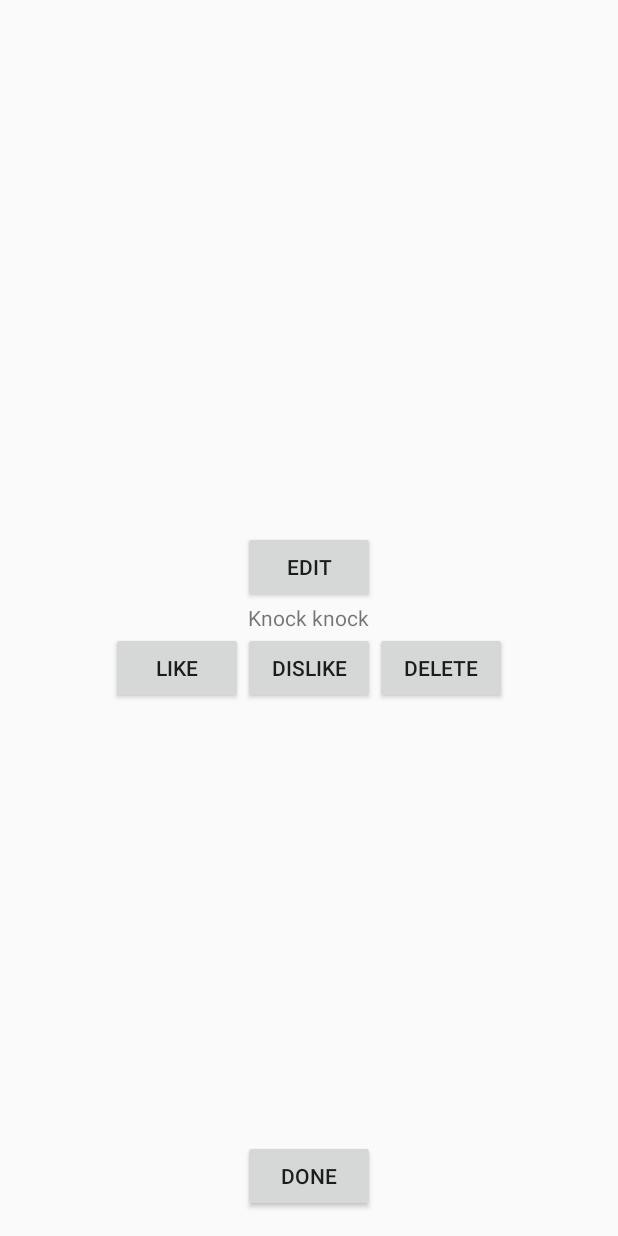
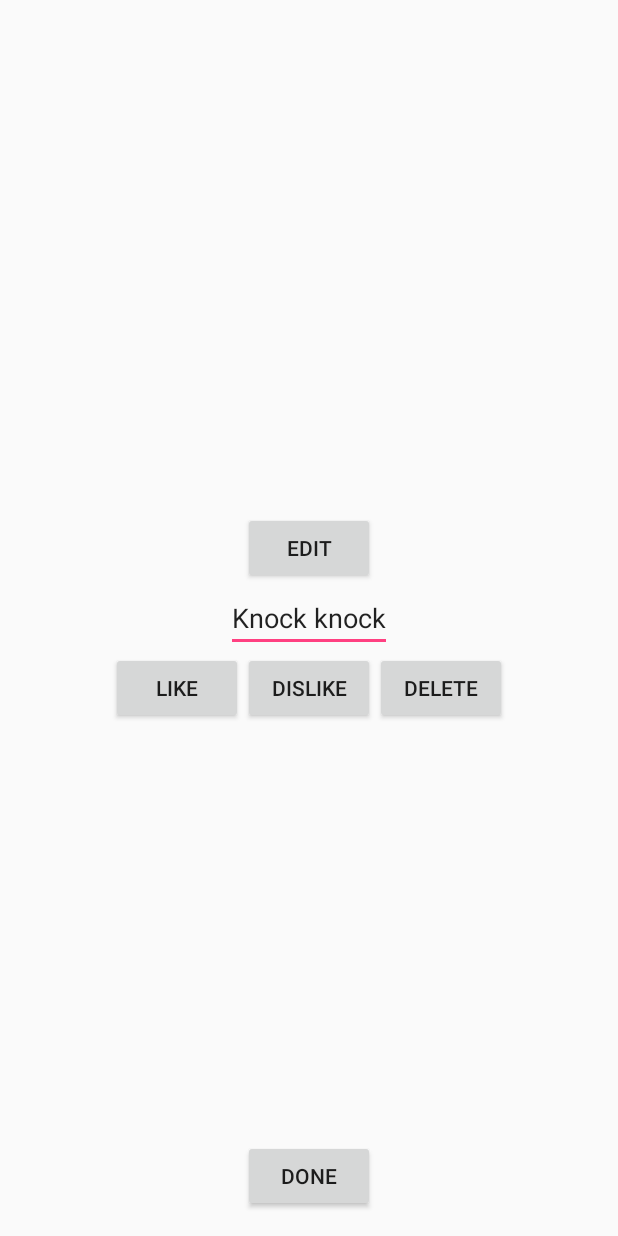
Before and after one commit to BlackRoger/Android, an Android app: the EditJoke screen opened directly, with no data from a screen before it, on a phone screen of 412 x 824 dp. Run offline under Robolectric (Android 15) with nearby library versions, the phone set to English and light mode, and no system bars.

Commit message:
Added the Edit feature

```diff
--- a/MyApplication/Exersice3/app/src/main/res/layout/content_edit_joke.xml
+++ b/MyApplication/Exersice3/app/src/main/res/layout/content_edit_joke.xml
@@ -9,7 +9,7 @@
     app:layout_behavior="@string/appbar_scrolling_view_behavior"
     tools:showIn="@layout/activity_edit_joke" tools:context="com.ex3.exersice3.EditJoke">
 
-    <TextView
+    <EditText
         android:id="@+id/edit_joke_text"
         android:layout_width="wrap_content"
         android:layout_height="wrap_content"
@@ -21,7 +21,8 @@
         android:layout_height="wrap_content"
         android:layout_above="@id/edit_joke_text"
         android:layout_centerHorizontal="true"
-        android:text="@string/edit_text" />
+        android:text="@string/edit_text"
+        android:onClick="handleClick"/>
 
     <LinearLayout
         android:layout_width="wrap_content"
```
Also changed, not shown: MyApplication/Exersice3/app/src/main/java/com/ex3/exersice3/EditJoke.java (+7 -0 lines).
